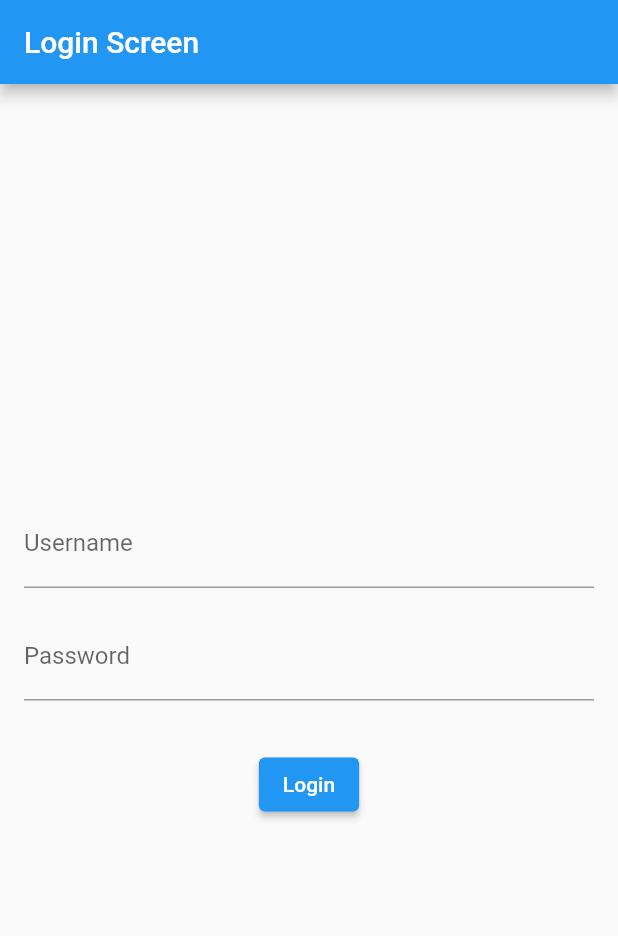
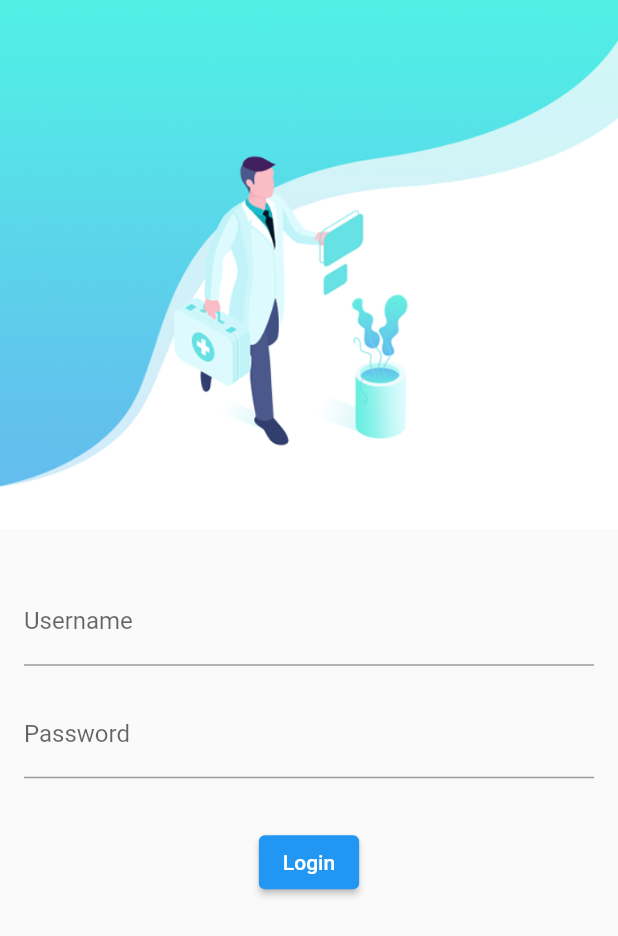
Before and after one commit to symplice-nunu/ml, a Flutter app: the screen it shows after launch, on a phone screen of 412 x 824 dp. Shown: the top 936 px of the screen. Run offline on Flutter 3.47's test engine with Material 2 defaults, Android fonts, the phone set to English and light mode, and no system bars.

Commit message:
creating login screen

```diff
--- a/lib/main.dart
+++ b/lib/main.dart
@@ -11,6 +11,7 @@ class MyApp extends StatelessWidget {
   @override
   Widget build(BuildContext context) {
     return MaterialApp(
+      debugShowCheckedModeBanner: false,
       home: LoginScreen(),
     );
   }
--- a/lib/screens/login/login.dart
+++ b/lib/screens/login/login.dart
@@ -4,15 +4,18 @@ class LoginScreen extends StatelessWidget {
   @override
   Widget build(BuildContext context) {
     return Scaffold(
-      appBar: AppBar(
-        title: Text('Login Screen'),
-      ),
-      body: Padding(
-        padding: const EdgeInsets.all(16.0),
-        child: Column(
-          mainAxisAlignment: MainAxisAlignment.center,
+      body: Column(
+          mainAxisAlignment: MainAxisAlignment.start,
           children: [
-            TextField(
+            // Display the image at the top
+            Image.asset(
+              'assets/images/login.png',
+            ),
+            SizedBox(height: 16.0),
+            Padding(padding: EdgeInsets.all(16.0),
+            child: Column(
+              children: [
+                TextField(
               decoration: InputDecoration(
                 labelText: 'Username',
               ),
@@ -33,9 +36,11 @@ class LoginScreen extends StatelessWidget {
               },
               child: Text('Login'),
             ),
+              ],
+            ),
+            )
           ],
         ),
-      ),
     );
   }
 }
--- a/pubspec.yaml
+++ b/pubspec.yaml
@@ -59,8 +59,8 @@ flutter:
   uses-material-design: true
 
   # To add assets to your application, add an assets section, like this:
-  # assets:
-  #   - images/a_dot_burr.jpeg
+  assets:
+    - assets/images/login.png
   #   - images/a_dot_ham.jpeg
 
   # An image asset can refer to one or more resolution-specific "variants", see
```
Also changed, not shown: assets/images/login.png (added).
